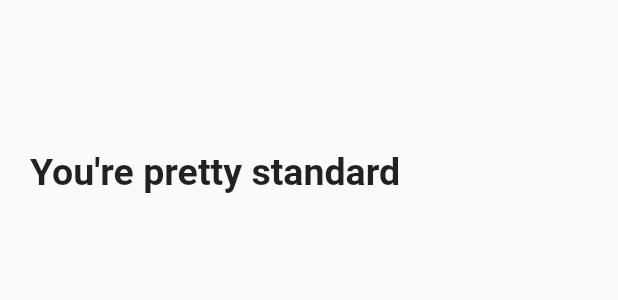
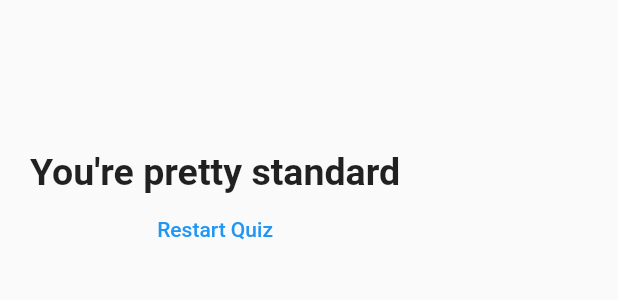
Before and after one commit to Kara-Zor-El/Flutter-Learning, a Flutter app: the Result widget shown alone on an empty page, opened directly with empty values, on a phone screen of 412 x 824 dp. Shown: the top 300 px of the screen. Run offline on Flutter 3.47's test engine with Material 2 defaults, Android fonts, the phone set to English and light mode, and no system bars; statements that could not run were skipped.

Commit message:
Added Reset Quiz

```diff
--- a/flutter_learning1/lib/result.dart
+++ b/flutter_learning1/lib/result.dart
@@ -1,13 +1,13 @@
-import 'package:flutter/src/widgets/container.dart';
-import 'package:flutter/src/widgets/framework.dart';
 import 'package:flutter/material.dart';
 
 class Result extends StatelessWidget {
   final int finalScore;
-  Result(this.finalScore);
+  final VoidCallback resetQuiz;
+
+  Result(this.finalScore, this.resetQuiz);
 
   String get resultPhrase {
-    var resultText = '';
+    String resultText;
     if (finalScore <= 4) {
       resultText = 'You\'re pretty standard';
     } else if (finalScore < 8) {
@@ -21,10 +21,19 @@ class Result extends StatelessWidget {
   @override
   Widget build(BuildContext context) {
     return Padding(
-        child: Text(
-          resultPhrase,
-          style: TextStyle(fontSize: 25, fontWeight: FontWeight.bold),
-        ),
-        padding: EdgeInsets.symmetric(horizontal: 20, vertical: 100));
+      padding: const EdgeInsets.symmetric(horizontal: 20, vertical: 100),
+      child: Column(
+        children: [
+          Text(
+            resultPhrase,
+            style: const TextStyle(fontSize: 25, fontWeight: FontWeight.bold),
+          ),
+          TextButton(
+            onPressed: resetQuiz,
+            child: Text('Restart Quiz'),
+          ),
+        ],
+      ),
+    );
   }
 }
```
Also changed, not shown: flutter_learning1/lib/main.dart (+9 -2 lines).
